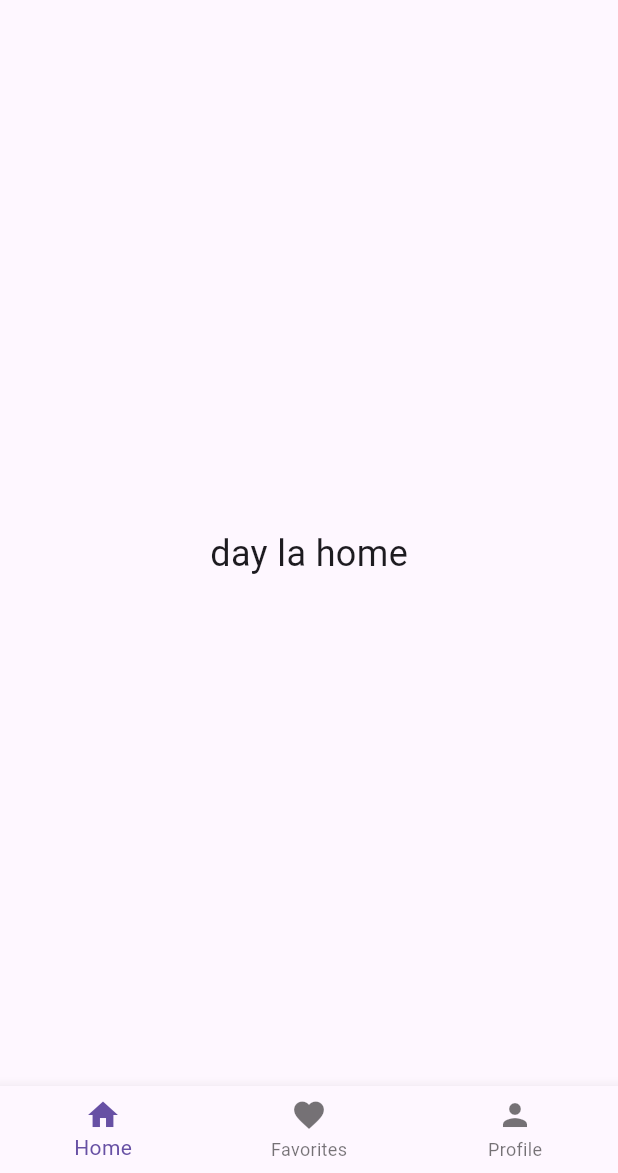
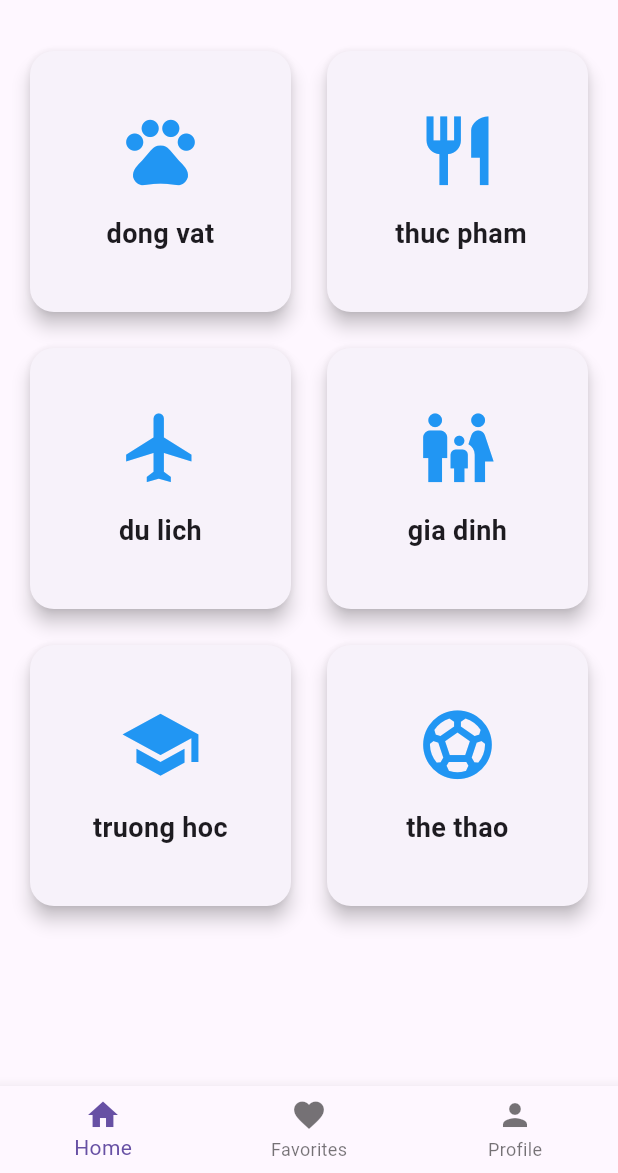
Before and after one commit to khoa20061702/2025_2026_2_3_LTTBDD_N01_Nhom_15, a Flutter app: the MainScreen screen opened directly, on a phone screen of 412 x 824 dp, the part 63-1236 px from its top. Run offline on Flutter 3.47's test engine with Material 3 defaults, Android fonts, the phone set to English and light mode, and no system bars.

Commit message:
them giao dien chon chu de tu vung

```diff
--- a/lib/Screens/home_screen.dart
+++ b/lib/Screens/home_screen.dart
@@ -1,14 +1,38 @@
 import 'package:flutter/material.dart';
-
+import '../widgets/topic_card.dart';
 class HomeScreen extends StatelessWidget{
   const HomeScreen({super.key});
 
   @override
   Widget build(BuildContext context){
-    return const Center(
-      child:Text('day la home',
-      style:TextStyle(fontSize:24),
-      )
+    return GridView.count(
+      padding: const EdgeInsets.all(16),
+      crossAxisCount:2,
+      crossAxisSpacing:16,
+      mainAxisSpacing:16,
+      children: const[
+        TopicCard(
+          title:'dong vat',
+          icon:Icons.pets,
+          ),
+          TopicCard(
+            title: ' thuc pham',
+            icon:Icons.restaurant,
+          ),
+          TopicCard(
+            title:'du lich',
+            icon:Icons.flight,
+          ),
+          TopicCard(title:'gia dinh',
+          icon:Icons.family_restroom,
+          ),
+          TopicCard(title:'truong hoc',
+          icon:Icons.school,
+          ),
+          TopicCard(title:'the thao',
+          icon:Icons.sports_soccer,
+          ),
+      ]
     );
   }
 }
--- /dev/null
+++ b/lib/widgets/topic_card.dart
@@ -0,0 +1,45 @@
+import 'package:flutter/material.dart';
+
+class TopicCard extends StatelessWidget {
+  final String title;
+  final IconData icon;
+  const TopicCard({
+    super.key,
+    required this.title,
+    required this.icon,
+  });
+
+  @override
+  Widget build(BuildContext context) {
+    return Card(
+      elevation: 5,
+      shape: RoundedRectangleBorder(
+        borderRadius: BorderRadius.circular(16),
+      ),
+      child: InkWell(
+        borderRadius: BorderRadius.circular(16),
+        onTap: () {},
+        child: Column(
+          mainAxisAlignment:
+              MainAxisAlignment.center,
+          children: [
+            Icon(
+              icon,
+              size: 55,
+              color: Colors.blue,
+            ),
+            const SizedBox(height: 15),
+            Text(
+              title,
+              textAlign: TextAlign.center,
+              style: const TextStyle(
+                fontSize: 18,
+                fontWeight: FontWeight.bold,
+              ),
+            ),
+          ],
+        ),
+      ),
+    );
+  }
+}
```
